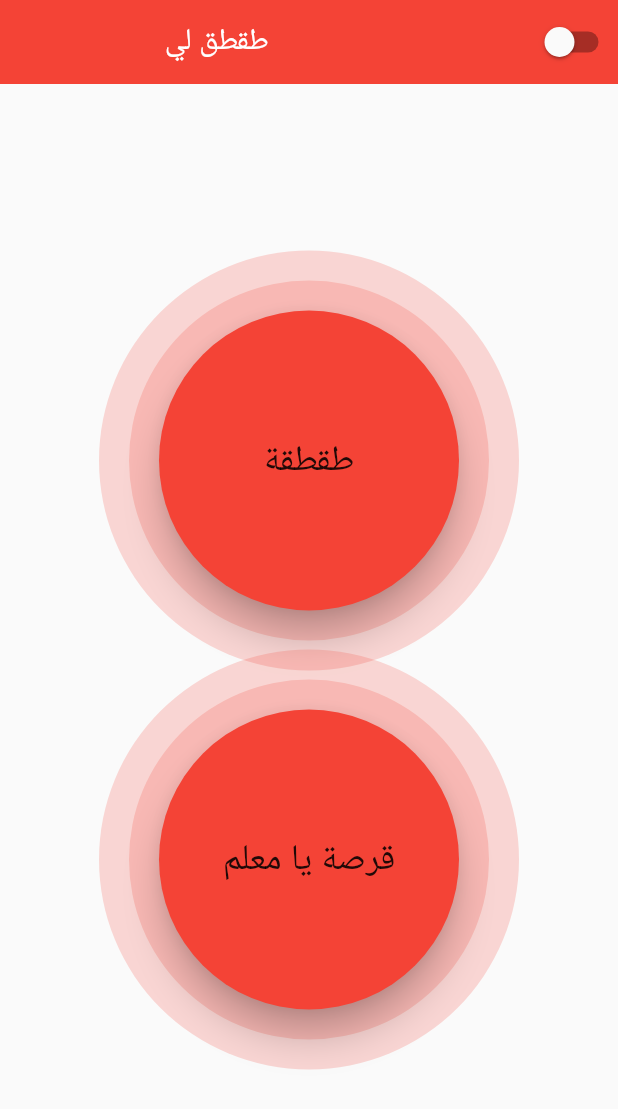
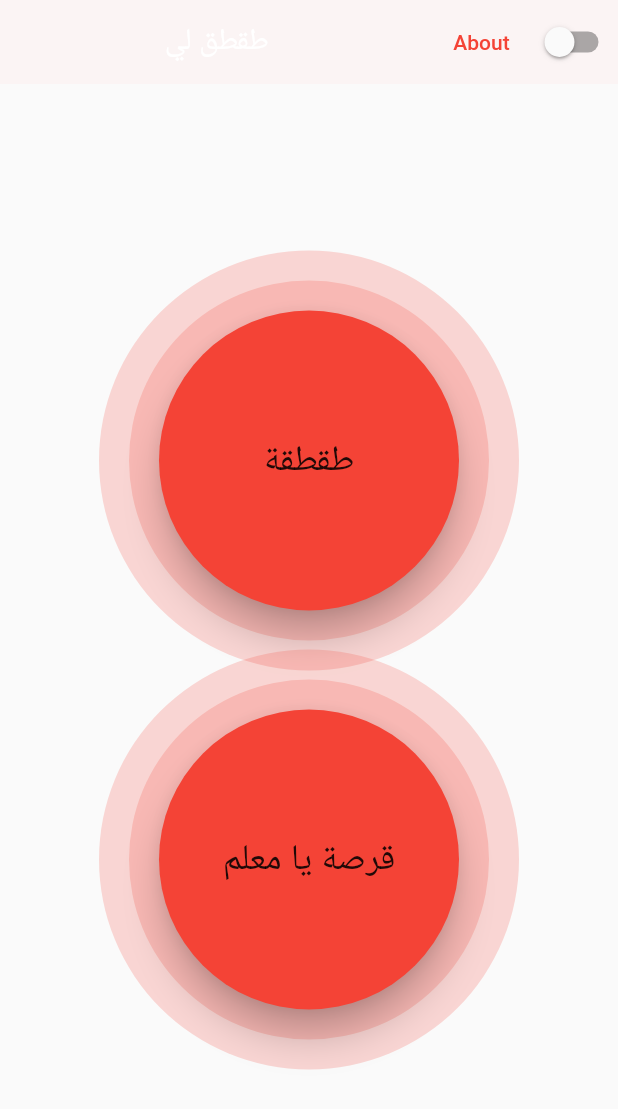
Before and after one commit to H-Sorkatti/snap_for_me, a Flutter app: the screen it shows after launch, on a phone screen of 412 x 824 dp. Shown: the top 1109 px of the screen. Run offline on Flutter 3.47's test engine with Material 2 defaults, Android fonts, the light colour scheme and no system bars; our stand-ins replace audioplayers, flutter_linkify, shared_preferences.

Commit message:
Fixed dark theme style mapping issues

```diff
--- /dev/null
+++ b/lib/themes/consts.dart
@@ -0,0 +1,4 @@
+import 'package:flutter/material.dart';
+
+const Color primaryColorLight = Color(0xffFBF4F4);
+const Color primaryColorDark = Color(0xff960A00);
--- a/lib/themes/dark_theme_style.dart
+++ b/lib/themes/dark_theme_style.dart
@@ -1,18 +1,18 @@
 import 'package:flutter/material.dart';
+import 'package:snap_for_me/themes/consts.dart';
 
 class Styles {
   static ThemeData themeData(bool isDarkTheme, BuildContext context) {
     return ThemeData(
       primarySwatch: Colors.red,
-      primaryColor: isDarkTheme ? Colors.black : Colors.white,
+      primaryColor: isDarkTheme ? primaryColorDark : primaryColorLight,
 
-      backgroundColor: isDarkTheme ? Colors.black : const Color(0xffF1F5FB),
+      backgroundColor: isDarkTheme ? primaryColorDark : primaryColorLight,
 
       indicatorColor:
           isDarkTheme ? const Color(0xff0E1D36) : const Color(0xffCBDCF8),
       // ignore: deprecated_member_use
-      buttonColor:
-          isDarkTheme ? const Color(0xff3B3B3B) : const Color(0xffF1F5FB),
+      buttonColor: isDarkTheme ? primaryColorDark : primaryColorLight,
 
       hintColor:
           isDarkTheme ? const Color(0xff280C0B) : const Color(0xffEECED3),
@@ -32,9 +32,15 @@ class Styles {
           colorScheme: isDarkTheme
               ? const ColorScheme.dark()
               : const ColorScheme.light()),
-      appBarTheme: const AppBarTheme(
-        elevation: 0.0,
-      ),
+      appBarTheme: isDarkTheme
+          ? const AppBarTheme(
+              elevation: 0.0,
+              backgroundColor: primaryColorDark,
+            )
+          : const AppBarTheme(
+              elevation: 0.0,
+              backgroundColor: primaryColorLight,
+            ),
       textSelectionTheme: TextSelectionThemeData(
           selectionColor: isDarkTheme ? Colors.white : Colors.black),
     );
```
Also changed, not shown: lib/main.dart (+0 -16 lines).
